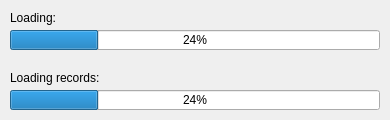
Qt form ui/loaderdialog.ui (Open-CK/OpenCK) before a commit.
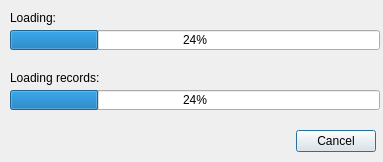
The same form after that commit.

Commit message: Cancel document loading

The edit to the form file:
```diff
--- a/ui/loaderdialog.ui
+++ b/ui/loaderdialog.ui
@@ -6,8 +6,8 @@
    <rect>
     <x>0</x>
     <y>0</y>
-    <width>390</width>
-    <height>120</height>
+    <width>383</width>
+    <height>162</height>
    </rect>
   </property>
   <property name="sizePolicy">
@@ -109,6 +109,19 @@
     <string/>
    </property>
   </widget>
+  <widget class="QDialogButtonBox" name="buttonBox">
+   <property name="geometry">
+    <rect>
+     <x>220</x>
+     <y>130</y>
+     <width>156</width>
+     <height>23</height>
+    </rect>
+   </property>
+   <property name="standardButtons">
+    <set>QDialogButtonBox::Cancel</set>
+   </property>
+  </widget>
  </widget>
  <resources/>
  <connections/>
```
The commit also changes 6 other files.
